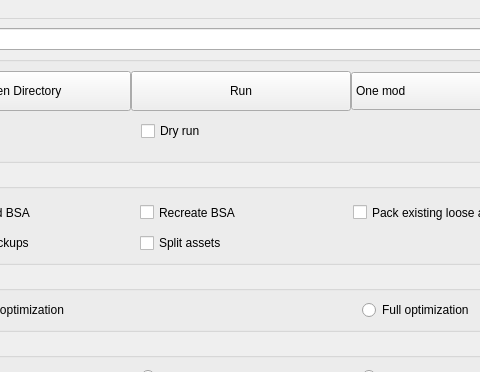
Above: src/mainwindow.ui from Guekka/cathedral-assets-optimizer before the change; both pictures show x 101 to 581 and y 0 to 372 of the 684 by 779 pixel window. Below: the same form after it.
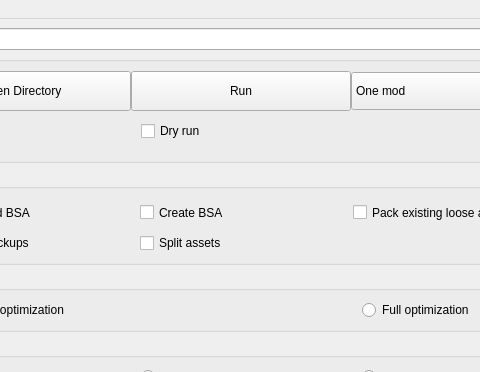
That is the form after the change.

```diff
--- a/src/mainwindow.ui
+++ b/src/mainwindow.ui
@@ -240,7 +240,7 @@
           <string>&lt;html&gt;&lt;head/&gt;&lt;body&gt;&lt;p&gt;&lt;span style=&quot; font-family:'Courier New';&quot;&gt;Creates a new BSA after processing the previously extracted assets&lt;/span&gt;&lt;/p&gt;&lt;/body&gt;&lt;/html&gt;</string>
          </property>
          <property name="text">
-          <string>Recreate BSA</string>
+          <string>Create BSA</string>
          </property>
         </widget>
        </item>
```
Left out of the diff: 17 changed lines with no effect on the pictures.
